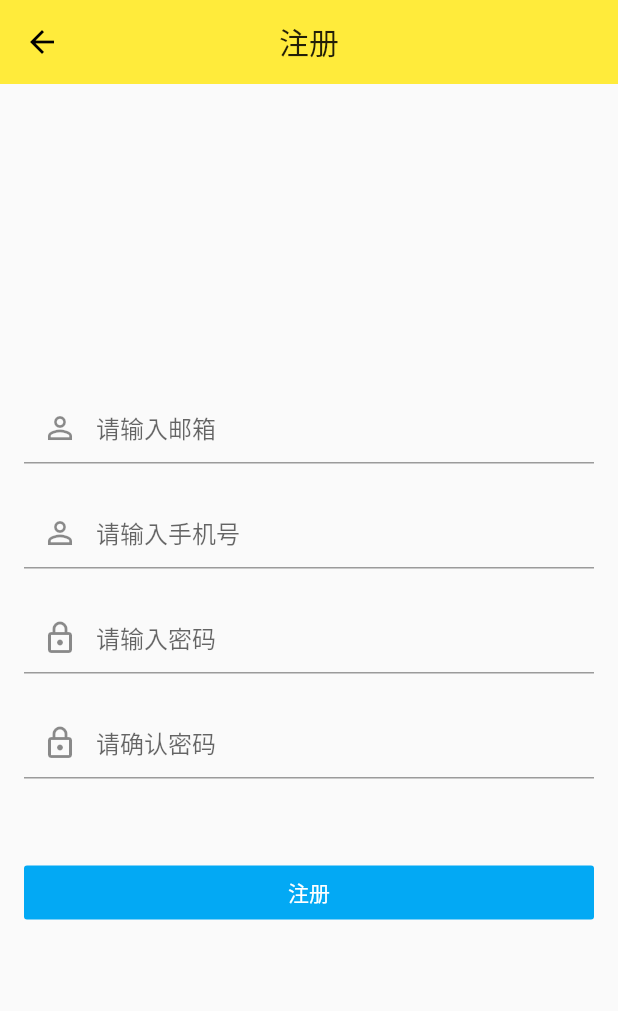
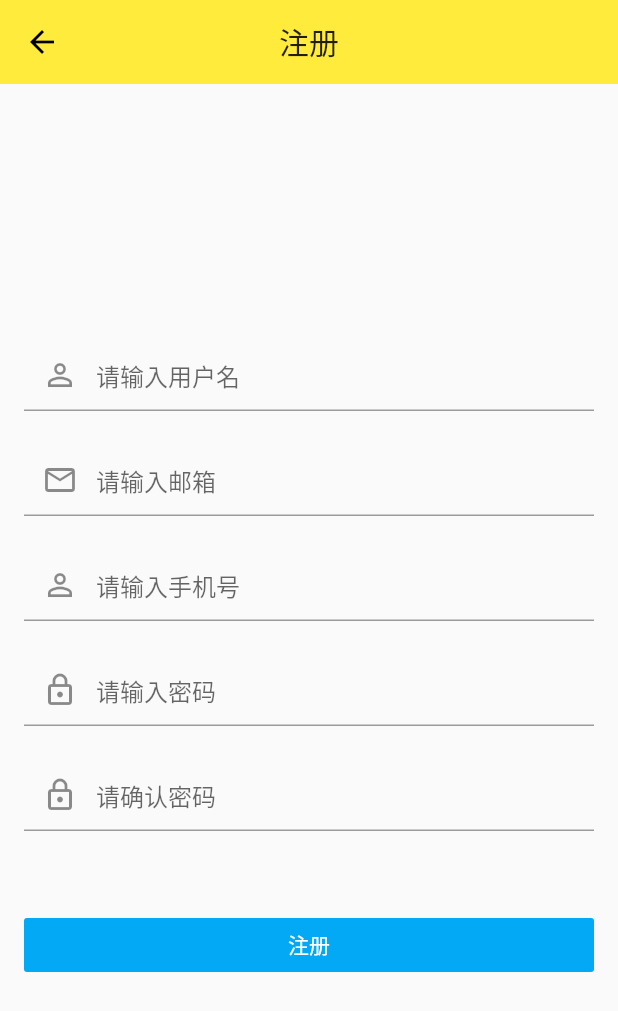
Before and after one commit to nmk0718/flutter_app, a Flutter app: the register screen opened by its route, after a tap on "注册", on a phone screen of 412 x 824 dp. Shown: the top 1011 px of the screen. Run offline on Flutter 3.47's test engine with Material 2 defaults, Android fonts, the phone set to English and light mode, and no system bars; our stand-ins replace connectivity, dio; network calls fail.

Commit message:
更新注册和登录验证

```diff
--- a/app/lib/View/register.dart
+++ b/app/lib/View/register.dart
@@ -1,3 +1,6 @@
+import 'dart:convert';
+
+import 'package:app/model/user_login.dart';
 import 'package:flutter/material.dart';
 import 'package:flutter/rendering.dart';
 import 'package:flutter/services.dart';
@@ -41,42 +44,48 @@ class RegisterFrom extends StatefulWidget {
 
 class RegisterFromState extends State<RegisterFrom> {
   final registerFromKey = GlobalKey<FormState>();
-  String email, phone, password,confirm;
   bool autovalidate = false;
+
+  TextEditingController register_name = TextEditingController();
+  TextEditingController register_password = TextEditingController();
+  TextEditingController register_email = TextEditingController();
+  TextEditingController register_phone = TextEditingController();
+  TextEditingController register_confirm = TextEditingController();
 
   void submitRegisterForm() async {
 
     if (registerFromKey.currentState.validate()) {
       registerFromKey.currentState.save();
+      if(register_password.text == register_confirm.text){
         ///post请求发送json
-      String url = "http://192.168.10.228/jar/";
+        String url = "http://192.168.10.228:9090/Add";
         ///创建Dio
         Dio input_info = new Dio();
+
         ///创建Map 封装参数
-      Map<String,String> map = Map();
-      map['user_email']='$email';
-      map['user_phone']="$phone";
-      map['user_pass']="$password";
+        Map<String, String> map = Map();
+        map['Username'] = register_name.text;
+        map['PassWord'] = register_password.text;
+        map['Email'] = register_email.text;
+        map['Phone'] = register_phone.text;
 
         ///发起post请求
-      Response response =  await input_info.post(url,data: map);
-
-      var data = response.data;
-      print(data);
-
-      debugPrint('账号: $email');
-      debugPrint('账号: $phone');
-      debugPrint('密码: $password');
-
-      if (email.length >0 && phone.length >0 && password.length >0 && confirm.length >0) {
-        //提示注册中
-        Scaffold.of(context).showSnackBar(SnackBar(content: Text('注册成功')));
+        Response response = await input_info.post(url, data: map);
+        json.decode(response.toString());
+        user_login userregister = user_login.fromJson(json.decode(response.toString()));
+        print(userregister.code);
+        if (userregister.code == 1 ) {
+          Scaffold.of(context).showSnackBar(SnackBar(content: Text('登录成功')));
           Navigator.of(context).pushAndRemoveUntil(
               new MaterialPageRoute(builder: (context) => login()),
                   (route) => route == null);
+        }else{
+          Scaffold.of(context).showSnackBar(SnackBar(content: Text('邮箱已注册')));
+        }
       } else {
-        Scaffold.of(context).showSnackBar(SnackBar(content: Text('注册失败')));
+        Scaffold.of(context).showSnackBar(SnackBar(content: Text('两次密码不一致')));
       }
+
     } else {
       setState(() {
         autovalidate = true;
@@ -96,12 +105,22 @@ class RegisterFromState extends State<RegisterFrom> {
             cursorColor: Theme.of(context).accentColor,
             decoration: InputDecoration(
               prefixIcon: Icon(Icons.person_outline),
+              hintText: '请输入用户名',
+              helperText: '',
+            ),
+            controller: register_name,
+          ),
+        ),
+        Theme(
+          data: ThemeData(accentColor: Colors.lightBlue),
+          child: TextFormField(
+            cursorColor: Theme.of(context).accentColor,
+            decoration: InputDecoration(
+              prefixIcon: Icon(Icons.mail_outline),
               hintText: '请输入邮箱',
               helperText: '',
             ),
-            onSaved: (value) {
-              email = value;
-            },
+            controller: register_email,
           ),
         ),
         Theme(
@@ -113,9 +132,7 @@ class RegisterFromState extends State<RegisterFrom> {
               hintText: '请输入手机号',
               helperText: '',
             ),
-            onSaved: (value) {
-              phone = value;
-            },
+            controller: register_phone,
           ),
         ),
         Theme(
@@ -129,9 +146,7 @@ class RegisterFromState extends State<RegisterFrom> {
               hintText: '请输入密码',
               helperText: '',
             ),
-            onSaved: (value) {
-              password = value;
-            },
+            controller: register_password,
           ),
         ),
         Theme(
@@ -145,9 +160,7 @@ class RegisterFromState extends State<RegisterFrom> {
               hintText: '请确认密码',
               helperText: '',
             ),
-            onSaved: (value) {
-              confirm = value;
-            },
+            controller: register_confirm,
           ),
         ),
         SizedBox(
--- /dev/null
+++ b/app/lib/model/user_login.dart
@@ -0,0 +1,15 @@
+class user_login {
+  int code;
+
+  user_login({this.code});
+
+  user_login.fromJson(Map<String, dynamic> json) {
+    code = json['code'];
+  }
+
+  Map<String, dynamic> toJson() {
+    final Map<String, dynamic> data = new Map<String, dynamic>();
+    data['code'] = this.code;
+    return data;
+  }
+}
```
Also changed, not shown: app/lib/View/login.dart (+52 -49 lines). Lines whose indentation alone changed are shown as unchanged.
